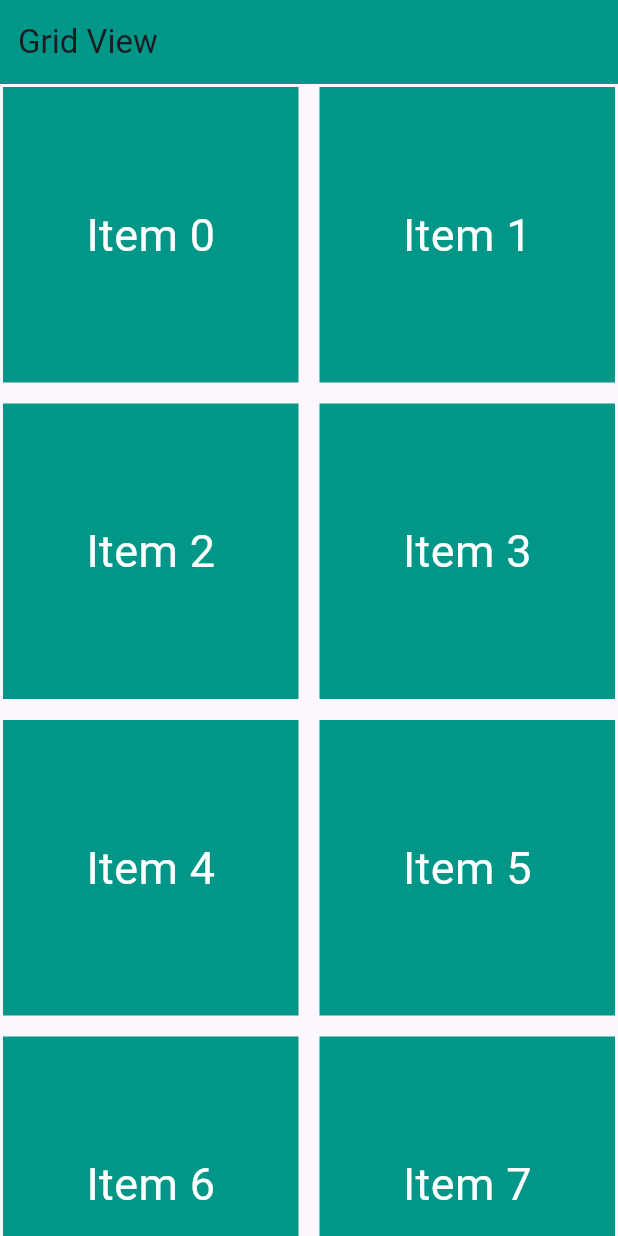
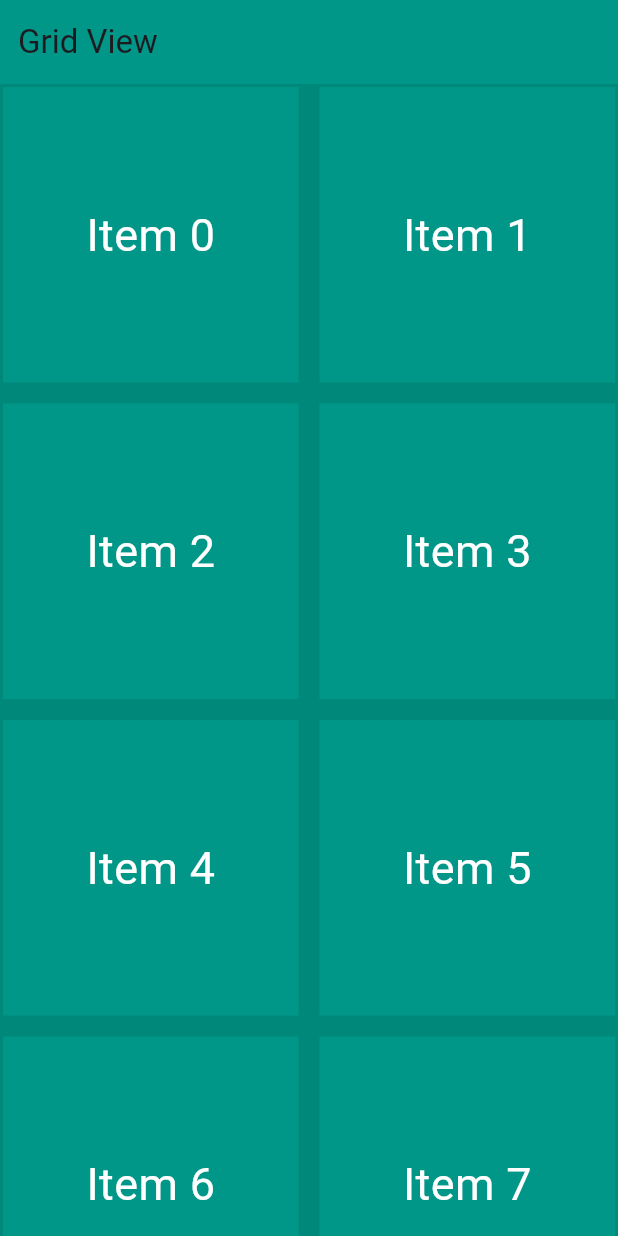
Before and after one commit to aleem219/mvvm_login, a Flutter app: the BusinessViewScreen screen opened directly, on a phone screen of 412 x 824 dp. Run offline on Flutter 3.47's test engine with Material 3 defaults, Android fonts, the phone set to English and light mode, and no system bars; our stand-ins replace fluttertoast, get, shared_preferences, smooth_page_indicator; missing offline and left inert: network_checker; accounts and stored records are empty.

Commit message:
update code

```diff
--- a/lib/views/bussiness/bussiness_view.dart
+++ b/lib/views/bussiness/bussiness_view.dart
@@ -12,6 +12,7 @@ class _BusinessViewScreenState extends State<BusinessViewScreen> {
   Widget build(BuildContext context) {
     return Scaffold(
         appBar: const CustomAppBar(title: 'Grid View', showBackButton: false),
+        backgroundColor: Colors.teal[600],
         body: GridView(
           gridDelegate: SliverGridDelegateWithFixedCrossAxisCount(
             crossAxisCount:2, // 2 columns
```
Also changed, not shown: pubspec.lock.
